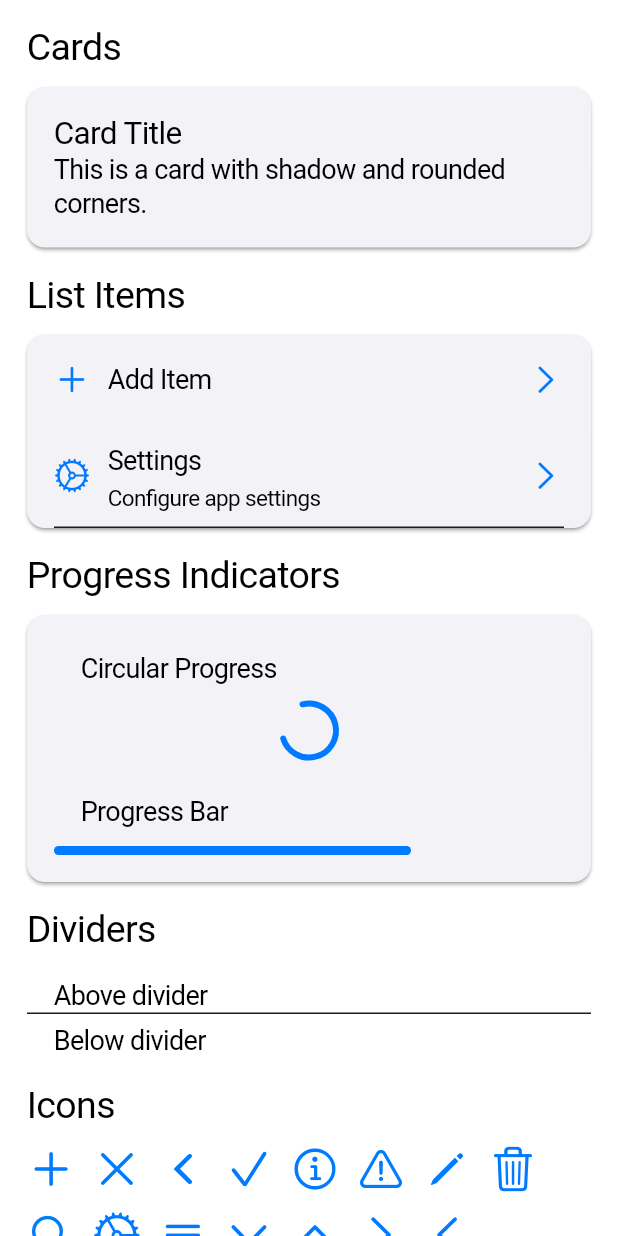
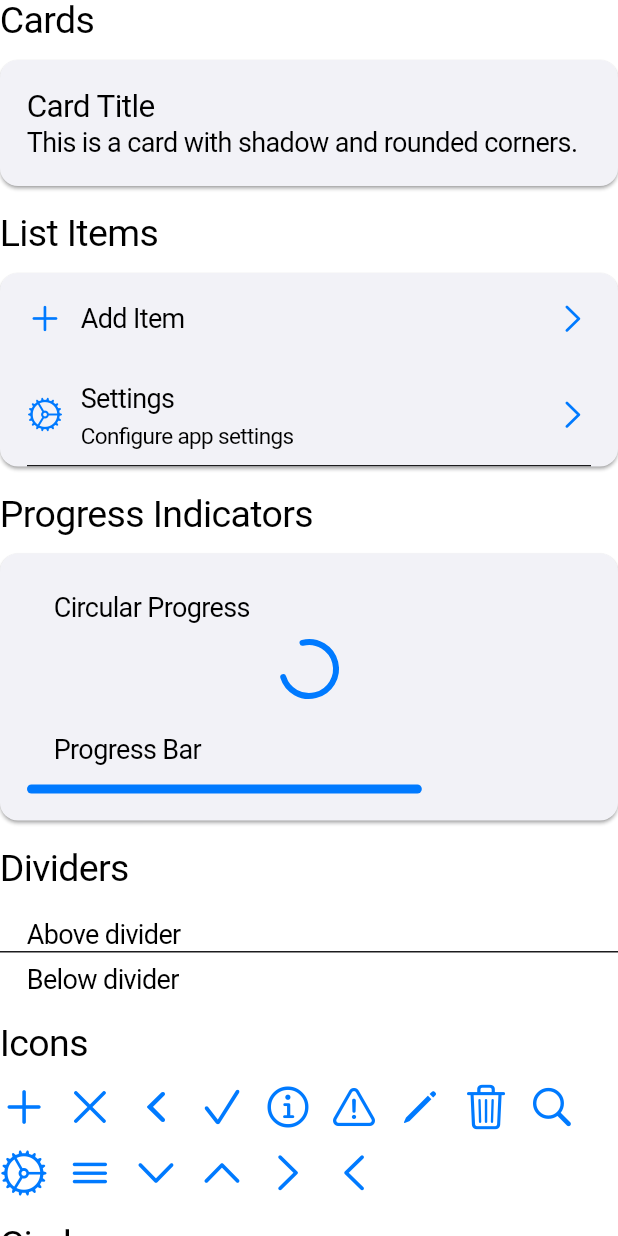
Before and after one commit to alxmoroz/flutter_morozteam_ui, a Flutter app: the ComponentsDemo widget shown alone on an empty page, opened directly, on a phone screen of 412 x 824 dp. Run offline on Flutter 3.47's test engine with Material 3 defaults, Android fonts, the phone set to English and light mode, and no system bars; our stand-ins replace flutter_svg, webview_flutter.

Commit message:
feat: add missing MTListText variants and fix theme/toolbar colors
MTListText additions:
- Add MTListText.h1() for H1 headings
- Add MTListText.h4() for H4 headings
- Add MTListText.numbers() for NumbersText
- Add MTListText.button() for ButtonText
- Add MTListText.link() for LinkText

Now MTListText has all base text widget variants matching the text theme system.

Toolbar color fixes:
- MTTopBar: change 'color' param to 'barColor', use Theme.of(context).colorScheme.surface as fallback instead of Colors.transparent
- MTBottomBar: change 'color' param to 'barColor', use Theme.of(context).colorScheme.surface as fallback instead of Colors.transparent

This ensures toolbar backgrounds correctly use the Material theme surface color configured via UIKitConfig.

Theme switching fix:
- Wrap MaterialApp in Builder to ensure context updates when system theme changes
- brightness: MediaQuery.platformBrightnessOf(context) now correctly rebuilds on system theme change

Demo improvements:
- Remove padding from all ListView in demo screens for consistent spacing
- Padding should be handled by individual components, not container

```diff
--- a/example/lib/main.dart
+++ b/example/lib/main.dart
@@ -15,6 +15,8 @@ class MyApp extends StatelessWidget {
 
   @override
   Widget build(BuildContext context) {
+    return Builder(
+      builder: (context) {
         return MaterialApp(
           title: 'MorozTeam UI Demo',
           theme: ThemeData(
@@ -38,6 +40,8 @@ class MyApp extends StatelessWidget {
               );
             },
           ),
+        );
+      },
     );
   }
 }
--- a/example/lib/screens/components_demo.dart
+++ b/example/lib/screens/components_demo.dart
@@ -9,7 +9,6 @@ class ComponentsDemo extends StatelessWidget {
   @override
   Widget build(BuildContext context) {
     return ListView(
-      padding: EdgeInsets.all(constants.P3),
       children: [
         const H2('Cards'),
         SizedBox(height: constants.P2),
--- a/example/lib/screens/forms_demo.dart
+++ b/example/lib/screens/forms_demo.dart
@@ -21,7 +21,6 @@ class _FormsDemoState extends State<FormsDemo> {
   @override
   Widget build(BuildContext context) {
     return ListView(
-      padding: EdgeInsets.all(constants.P3),
       children: [
         const H2('Text Fields'),
         SizedBox(height: constants.P2),
--- a/example/lib/screens/new_components_demo.dart
+++ b/example/lib/screens/new_components_demo.dart
@@ -57,7 +57,6 @@ class _NewComponentsDemoState extends State<NewComponentsDemo> {
   @override
   Widget build(BuildContext context) {
     return ListView(
-      padding: EdgeInsets.all(constants.P3),
       children: [
         const H2('Alert Dialog'),
         SizedBox(height: constants.P2),
@@ -75,10 +74,10 @@ class _NewComponentsDemoState extends State<NewComponentsDemo> {
         SizedBox(height: constants.P3),
         const H2('Avatar Examples'),
         SizedBox(height: constants.P2),
-          Wrap(
-            spacing: constants.P2,
-            runSpacing: constants.P2,
-            children: const [
+        Wrap(
+          spacing: constants.P2,
+          runSpacing: constants.P2,
+          children: const [
             // Initials only
             MTAvatar(20, initials: 'JD'),
             // Initials with border
--- a/example/lib/screens/typography_demo.dart
+++ b/example/lib/screens/typography_demo.dart
@@ -9,7 +9,6 @@ class TypographyDemo extends StatelessWidget {
   @override
   Widget build(BuildContext context) {
     return ListView(
-      padding: EdgeInsets.all(constants.P3),
       children: [
         const H2('Headings'),
         SizedBox(height: constants.P2),
--- a/lib/src/components/list_tile.dart
+++ b/lib/src/components/list_tile.dart
@@ -74,7 +74,8 @@ class MTListTile extends StatelessWidget with GestureManaging {
         endIndent: dividerEndIndent ?? padding?.right ?? constants.defHP,
       );
 
-  EdgeInsets get _defaultPadding => EdgeInsets.symmetric(horizontal: constants.defHP, vertical: verticalPadding ?? constants.defVP);
+  EdgeInsets get _defaultPadding =>
+      EdgeInsets.symmetric(horizontal: constants.defHP, vertical: verticalPadding ?? constants.defVP);
 
   @override
   Widget build(BuildContext context) {
@@ -112,7 +113,10 @@ class MTListTile extends StatelessWidget with GestureManaging {
                       crossAxisAlignment: crossAxisAlignment,
                       children: [
                         SizedBox(height: minHeight ?? constants.defTappableIconSize),
-                        if (leading != null) ...[leading!, if (hasMiddle || hasSubtitle) SizedBox(width: leadingSpacing ?? constants.P2)],
+                        if (leading != null) ...[
+                          leading!,
+                          if (hasMiddle || hasSubtitle) SizedBox(width: leadingSpacing ?? constants.P2)
+                        ],
                         Expanded(
                           child: Column(
                             crossAxisAlignment: CrossAxisAlignment.stretch,
@@ -299,4 +303,134 @@ class MTListText extends MTListTile {
           leadingSpacing: leadingSpacing ?? constants.P,
           minHeight: minHeight ?? 0,
         );
+
+  MTListText.h1(
+    String text, {
+    super.key,
+    super.leading,
+    super.trailing,
+    double? topMargin,
+    double? verticalPadding,
+    Color? titleTextColor,
+    TextAlign? titleTextAlign,
+    int? titleTextMaxLines,
+    double? leadingSpacing,
+    double? minHeight,
+    super.onTap,
+  }) : super(
+          middle: H1(
+            text,
+            maxLines: titleTextMaxLines,
+            align: titleTextAlign,
+            color: titleTextColor,
+          ),
+          topMargin: topMargin ?? constants.defVP,
+          verticalPadding: verticalPadding ?? 0,
+          leadingSpacing: leadingSpacing ?? constants.P,
+          minHeight: minHeight ?? 0,
+        );
+
+  MTListText.h4(
+    String text, {
+    super.key,
+    super.leading,
+    super.trailing,
+    double? topMargin,
+    double? verticalPadding,
+    Color? titleTextColor,
+    TextAlign? titleTextAlign,
+    int? titleTextMaxLines,
+    double? leadingSpacing,
+    double? minHeight,
+    super.onTap,
+  }) : super(
+          middle: H4(
+            text,
+            maxLines: titleTextMaxLines,
+            align: titleTextAlign,
+            color: titleTextColor,
+          ),
+          topMargin: topMargin ?? constants.defVP,
+          verticalPadding: verticalPadding ?? 0,
+          leadingSpacing: leadingSpacing ?? constants.P,
+          minHeight: minHeight ?? 0,
+        );
+
+  MTListText.numbers(
+    String text, {
+    super.key,
+    super.leading,
+    super.trailing,
+    double? topMargin,
+    double? verticalPadding,
+    Color? titleTextColor,
+    TextAlign? titleTextAlign,
+    int? titleTextMaxLines,
+    double? leadingSpacing,
+    double? minHeight,
+    super.onTap,
+  }) : super(
+          middle: NumbersText(
+            text,
+            maxLines: titleTextMaxLines,
+            align: titleTextAlign,
+            color: titleTextColor,
+          ),
+          topMargin: topMargin ?? constants.defVP / 2,
+          verticalPadding: verticalPadding ?? 0,
+          leadingSpacing: leadingSpacing ?? constants.P,
+          minHeight: minHeight ?? 0,
+        );
+
+  MTListText.button(
+    String text, {
+    super.key,
+    super.leading,
+    super.trailing,
+    double? topMargin,
+    double? verticalPadding,
+    Color? titleTextColor,
+    TextAlign? titleTextAlign,
+    int? titleTextMaxLines,
+    double? leadingSpacing,
+    double? minHeight,
+    super.onTap,
+  }) : super(
+          middle: ButtonText(
+            text,
+            maxLines: titleTextMaxLines,
+            align: titleTextAlign,
+            color: titleTextColor,
+          ),
+          topMargin: topMargin ?? constants.defVP / 2,
+          verticalPadding: verticalPadding ?? 0,
+          leadingSpacing: leadingSpacing ?? constants.P,
+          minHeight: minHeight ?? 0,
+        );
+
+  MTListText.link(
+    String text, {
+    super.key,
+    super.leading,
+    super.trailing,
+    double? topMargin,
+    double? verticalPadding,
+    Color? titleTextColor,
+    TextAlign? titleTextAlign,
+    int? titleTextMaxLines,
+    double? leadingSpacing,
+    double? minHeight,
+    super.onTap,
+  }) : super(
+          middle: LinkText(
+            text,
+            maxLines: titleTextMaxLines,
+            align: titleTextAlign,
+            color: titleTextColor,
+          ),
+          topMargin: topMargin ?? constants.defVP / 2,
+          verticalPadding: verticalPadding ?? 0,
+          leadingSpacing: leadingSpacing ?? constants.P,
+          minHeight: minHeight ?? 0,
+        );
 }
--- a/lib/src/components/toolbar.dart
+++ b/lib/src/components/toolbar.dart
@@ -69,7 +69,10 @@ abstract class MTAppBar extends StatelessWidget implements PreferredSizeWidget {
         Stack(
           alignment: Alignment.center,
           children: [
-            if (middle != null) middle! else if (pageTitle != null) PageTitle(pageTitle!, parentPageTitle: parentPageTitle),
+            if (middle != null)
+              middle!
+            else if (pageTitle != null)
+              PageTitle(pageTitle!, parentPageTitle: parentPageTitle),
             Row(
               children: [
                 if (_leading(context) != null) _leading(context)!,
@@ -101,12 +104,14 @@ class MTTopBar extends MTAppBar {
     super.innerHeight,
     super.bottomPadding,
     super.fullScreen,
-    Color? color,
+    this.barColor,
   }) : super(
           isBottom: false,
-          color: color ?? Colors.transparent,
+          color: Colors.transparent,
           ignoreBottomInsets: true,
         );
+
+  final Color? barColor;
 
   @override
   Widget build(BuildContext context) {
@@ -117,7 +122,9 @@ class MTTopBar extends MTAppBar {
     return Align(
       alignment: Alignment.topCenter,
       child: Container(
-        decoration: BoxDecoration(color: color.resolve(context)),
+        decoration: BoxDecoration(
+          color: (barColor ?? Theme.of(context).colorScheme.surface).resolve(context),
+        ),
         padding: EdgeInsets.only(
           top: max(mqPadding.top, topPadding),
           left: big ? mqPadding.left : 0,
@@ -142,14 +149,16 @@ class MTBottomBar extends MTAppBar {
     super.innerHeight,
     super.topPadding,
     super.fullScreen,
-    Color? color,
+    this.barColor,
   }) : super(
           isBottom: true,
-          color: color ?? Colors.transparent,
+          color: Colors.transparent,
           pageTitle: null,
           parentPageTitle: null,
           ignoreBottomInsets: true,
         );
+
+  final Color? barColor;
 
   @override
   Widget build(BuildContext context) {
@@ -160,7 +169,9 @@ class MTBottomBar extends MTAppBar {
     return Align(
       alignment: Alignment.bottomCenter,
       child: Container(
-        decoration: BoxDecoration(color: color.resolve(context)),
+        decoration: BoxDecoration(
+          color: (barColor ?? Theme.of(context).colorScheme.surface).resolve(context),
+        ),
         padding: EdgeInsets.only(
           top: topPadding,
           left: big ? mqPadding.left : 0,
```
Lines whose indentation alone changed are shown as unchanged.
